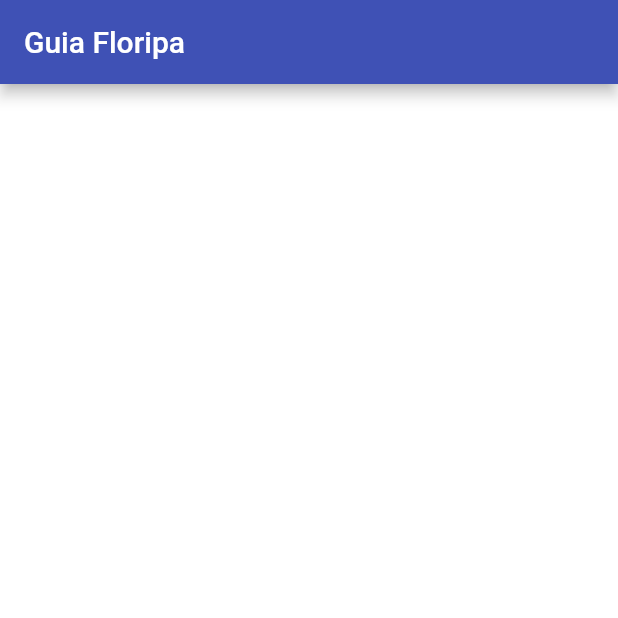
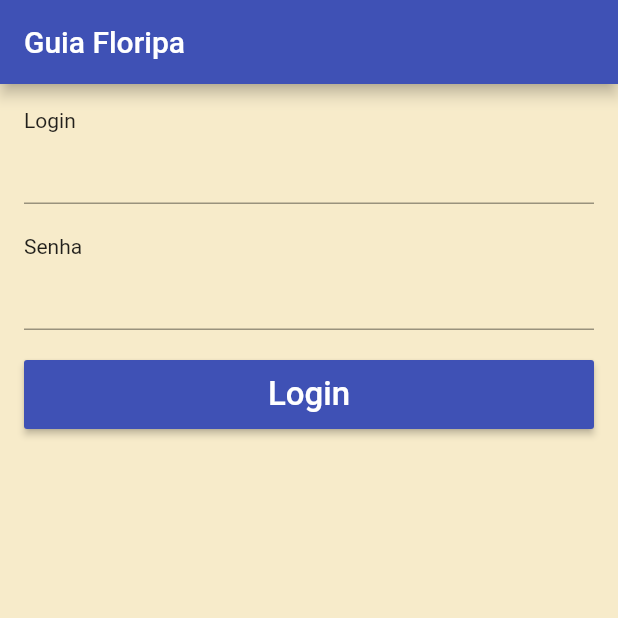
Before and after one commit to carlosfilhou/car-guide, a Flutter app: the screen it shows after launch, on a phone screen of 412 x 824 dp, the top half of it. Run offline on Flutter 3.47's test engine with Material 2 defaults, Android fonts, the light colour scheme and no system bars.

Commit message:
feat-loginPage

```diff
--- a/lib/login_page.dart
+++ b/lib/login_page.dart
@@ -1,4 +1,4 @@
-// ignore_for_file: prefer_const_constructors
+// ignore_for_file: prefer_const_constructors, deprecated_member_use
 
 import 'package:flutter/material.dart';
 
@@ -16,8 +16,32 @@ class LoginPage extends StatelessWidget {
   }
 
   _body() {
-    Container(
-      color: Colors.white,
+    return Container(
+      padding: EdgeInsets.all(16),
+      child: ListView(
+        children: [
+          Text('Login'),
+          TextFormField(),
+          SizedBox(height: 20),
+          Text('Senha'),
+          TextFormField(),
+          SizedBox(height: 20),
+          Container(
+            height: 46,
+            child: RaisedButton(
+              color: Colors.indigo,
+              child: Text(
+                'Login',
+                style: TextStyle(
+                  color: Colors.white,
+                  fontSize: 22,
+                ),
+              ),
+              onPressed: () {},
+            ),
+          )
+        ],
+      ),
     );
   }
 }
--- a/lib/main.dart
+++ b/lib/main.dart
@@ -14,7 +14,7 @@ class MyApp extends StatelessWidget {
       theme: ThemeData(
         primarySwatch: Colors.indigo,
         brightness: Brightness.light,
-        scaffoldBackgroundColor: Colors.white,
+        scaffoldBackgroundColor: Color.fromARGB(255, 247, 235, 202),
       ),
       home: LoginPage(),
     );
```
